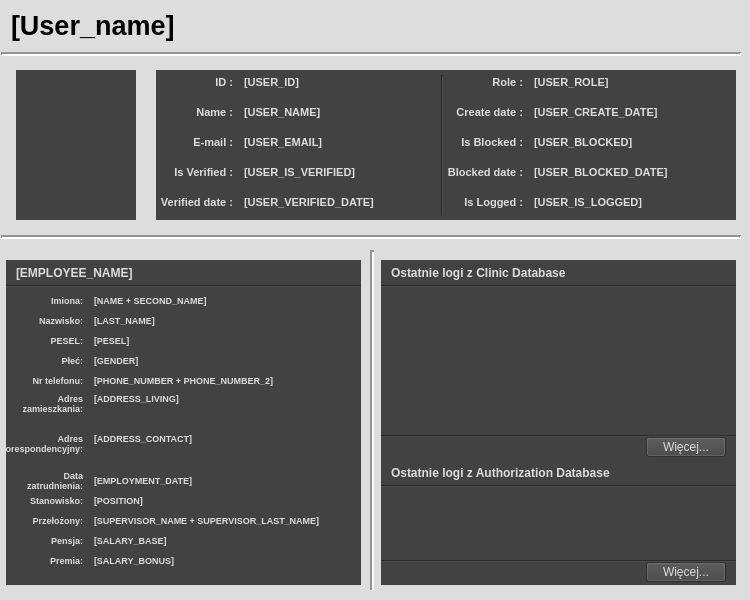
Qt form w_userprofilewindow.ui (jszmigiel2304/Clinic_Client) before a commit.
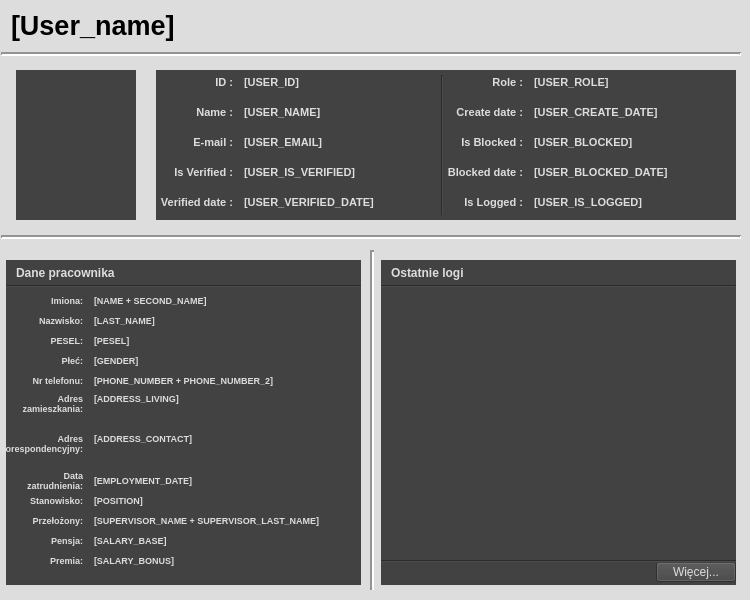
The same form after that commit. Icons and pictures are not drawn.

Commit message: cypto auth fixes

The edit to the form file:
```diff
--- a/w_userprofilewindow.ui
+++ b/w_userprofilewindow.ui
@@ -87,74 +87,11 @@
      <string notr="true">background-color: rgb(66, 66, 66);
 color: rgb(255, 255, 255);</string>
     </property>
-    <widget class="QWidget" name="w_clinic_db_logs_container" native="true">
+    <widget class="QPushButton" name="b_more_logs_button">
      <property name="geometry">
       <rect>
-       <x>0</x>
-       <y>0</y>
-       <width>355</width>
-       <height>200</height>
-      </rect>
-     </property>
-     <property name="styleSheet">
-      <string notr="true">background-color: rgb(66, 66, 66);
-color: rgb(255, 255, 255);</string>
-     </property>
-     <widget class="QLabel" name="l_clinic_logs_tittle">
-      <property name="geometry">
-       <rect>
-        <x>0</x>
-        <y>0</y>
-        <width>355</width>
-        <height>25</height>
-       </rect>
-      </property>
-      <property name="font">
-       <font>
-        <bold>true</bold>
-       </font>
-      </property>
-      <property name="styleSheet">
-       <string notr="true">color: rgb(221, 221, 221);</string>
-      </property>
-      <property name="text">
-       <string>Ostatnie logi z Clinic Database</string>
-      </property>
-      <property name="indent">
-       <number>10</number>
-      </property>
-     </widget>
-     <widget class="Line" name="line_5">
-      <property name="geometry">
-       <rect>
-        <x>0</x>
-        <y>25</y>
-        <width>355</width>
-        <height>3</height>
-       </rect>
-      </property>
-      <property name="orientation">
-       <enum>Qt::Horizontal</enum>
-      </property>
-     </widget>
-     <widget class="Line" name="line_6">
-      <property name="geometry">
-       <rect>
-        <x>0</x>
-        <y>175</y>
-        <width>355</width>
-        <height>3</height>
-       </rect>
-      </property>
-      <property name="orientation">
-       <enum>Qt::Horizontal</enum>
-      </property>
-     </widget>
-     <widget class="QPushButton" name="b_more_clinic_logs_button">
-      <property name="geometry">
-       <rect>
-        <x>265</x>
-        <y>177</y>
+       <x>275</x>
+       <y>302</y>
         <width>80</width>
         <height>20</height>
        </rect>
@@ -173,24 +110,10 @@
        </size>
       </property>
      </widget>
-    </widget>
-    <widget class="QWidget" name="w_auth_db_logs_container" native="true">
+    <widget class="QLabel" name="l_logs_tittle">
      <property name="geometry">
       <rect>
        <x>0</x>
-       <y>200</y>
-       <width>355</width>
-       <height>125</height>
-      </rect>
-     </property>
-     <property name="styleSheet">
-      <string notr="true">background-color: rgb(66, 66, 66);
-color: rgb(255, 255, 255);</string>
-     </property>
-     <widget class="QLabel" name="l_auth_logs_tittle">
-      <property name="geometry">
-       <rect>
-        <x>0</x>
         <y>0</y>
         <width>355</width>
         <height>25</height>
@@ -205,13 +128,13 @@
        <string notr="true">color: rgb(221, 221, 221);</string>
       </property>
       <property name="text">
-       <string>Ostatnie logi z Authorization Database</string>
+      <string>Ostatnie logi</string>
       </property>
       <property name="indent">
        <number>10</number>
       </property>
      </widget>
-     <widget class="Line" name="line_7">
+    <widget class="Line" name="line_10">
       <property name="geometry">
        <rect>
         <x>0</x>
@@ -224,11 +147,11 @@
        <enum>Qt::Horizontal</enum>
       </property>
      </widget>
-     <widget class="Line" name="line_8">
+    <widget class="Line" name="line_11">
       <property name="geometry">
        <rect>
         <x>0</x>
-        <y>100</y>
+       <y>300</y>
         <width>355</width>
         <height>3</height>
        </rect>
@@ -236,30 +159,6 @@
       <property name="orientation">
        <enum>Qt::Horizontal</enum>
       </property>
-     </widget>
-     <widget class="QPushButton" name="b_more_auth_logs_button">
-      <property name="geometry">
-       <rect>
-        <x>265</x>
-        <y>102</y>
-        <width>80</width>
-        <height>20</height>
-       </rect>
-      </property>
-      <property name="styleSheet">
-       <string notr="true">background-color: rgb(66, 66, 66);
-color: rgb(221, 221, 221);</string>
-      </property>
-      <property name="text">
-       <string>Więcej...</string>
-      </property>
-      <property name="iconSize">
-       <size>
-        <width>0</width>
-        <height>0</height>
-       </size>
-      </property>
-     </widget>
     </widget>
    </widget>
    <widget class="QWidget" name="w_employee_info_container" native="true">
@@ -306,7 +205,7 @@
       <string notr="true">color: rgb(221, 221, 221);</string>
      </property>
      <property name="text">
-      <string>[EMPLOYEE_NAME]</string>
+      <string>Dane pracownika</string>
      </property>
      <property name="indent">
       <number>10</number>
```
Lines whose indentation alone changed are shown as unchanged. The commit also changes 10 other files.
